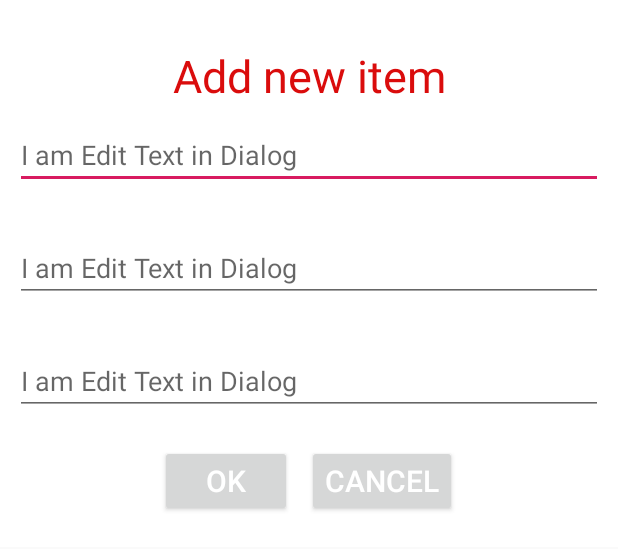
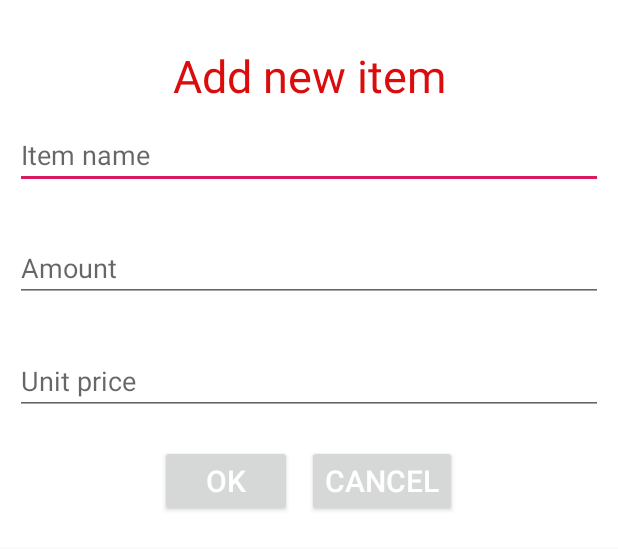
Before and after one commit to MJedr/ShoppingApp, an Android app: the layout add_item_dialog.xml on its own in the app's theme, with its tools: preview values and no code run, on a phone screen of 412 x 824 dp. Shown: the top 549 px of the screen. Run offline under Robolectric (Android 15) with nearby library versions, the phone set to English and light mode, and no system bars.

Commit message:
add dialog window is showing

```diff
--- a/ShoppingApp/app/build.gradle
+++ b/ShoppingApp/app/build.gradle
@@ -5,7 +5,7 @@ android {
     buildToolsVersion "29.0.2"
     defaultConfig {
         applicationId "com.example.shoppingapp"
-        minSdkVersion 19
+        minSdkVersion 21
         targetSdkVersion 29
         versionCode 1
         versionName "1.0"
--- a/ShoppingApp/app/src/main/res/layout/add_item_dialog.xml
+++ b/ShoppingApp/app/src/main/res/layout/add_item_dialog.xml
@@ -20,7 +20,7 @@
         android:layout_width="match_parent"
         android:layout_height="wrap_content"
         android:id="@+id/et"
-        android:hint="I am Edit Text in Dialog"
+        android:hint="Item name"
         android:layout_marginTop="10dp"
         android:layout_marginBottom="20dp"
         android:layout_marginLeft="10dp"
@@ -30,7 +30,7 @@
         android:layout_width="match_parent"
         android:layout_height="wrap_content"
         android:id="@+id/et2"
-        android:hint="I am Edit Text in Dialog"
+        android:hint="Amount"
         android:layout_marginTop="10dp"
         android:layout_marginBottom="20dp"
         android:layout_marginLeft="10dp"
@@ -40,7 +40,7 @@
         android:layout_width="match_parent"
         android:layout_height="wrap_content"
         android:id="@+id/et3"
-        android:hint="I am Edit Text in Dialog"
+        android:hint="Unit price"
         android:layout_marginTop="10dp"
         android:layout_marginBottom="20dp"
         android:layout_marginLeft="10dp"
```
Also changed, not shown: ShoppingApp/app/src/main/java/com/example/shoppingapp/ItemDialog.java (added, +27 -0 lines), ShoppingApp/app/src/main/java/com/example/shoppingapp/MainActivity.java (+17 -0 lines).
